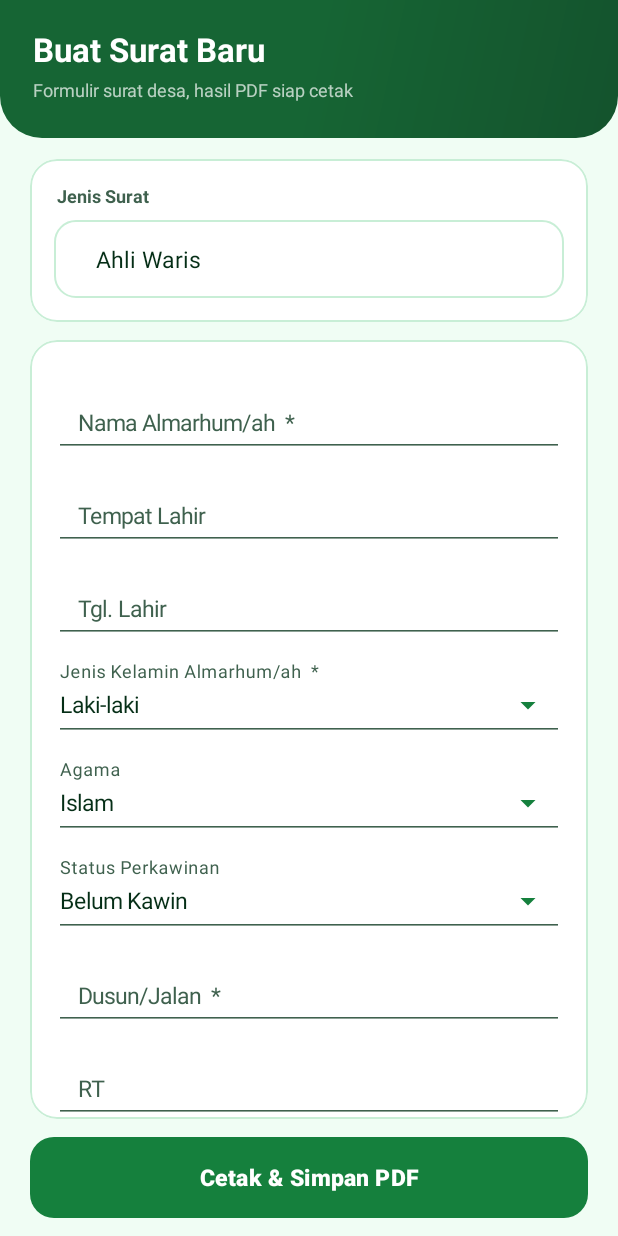
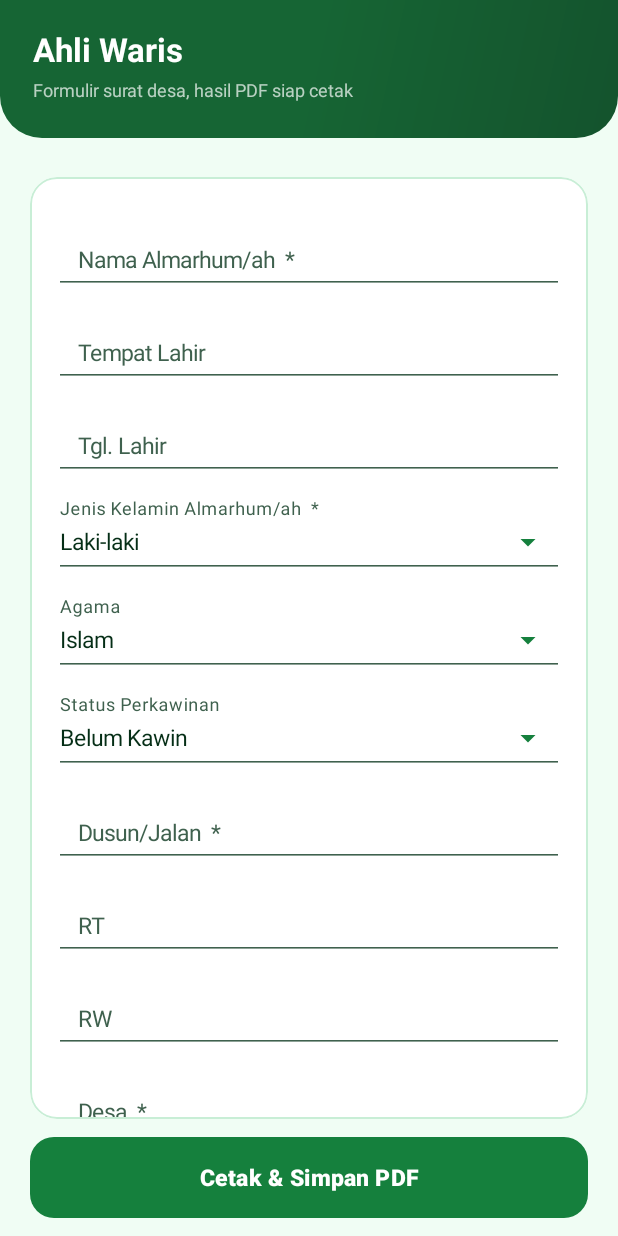
Before and after one commit to inomixstudio/SuDesApp, an Android app: the BuatSuratActivity screen opened directly, with no data from a screen before it, after a tap on an icon or button, on a phone screen of 412 x 824 dp. Run offline under Robolectric (Android 15) with nearby library versions, the phone set to English and light mode, and no system bars; Roboto replaces fonts that are not available here; 1 other tap on this screen came first.

Commit message:
feat(android): tawarkan jenis surat lewat kartu, bukan dropdown
Jenis surat dipilih dari daftar kartu yang bisa digulir dengan gaya kartu yang sama seperti menu utama, lalu formulir langsung terbuka; spinner dihilangkan karena daftar jenis yang panjang membebani halaman, tombol kembali di formulir mengembalikan ke daftar kartu untuk mengganti jenis, dan mode Edit dari Register tetap langsung menuju isian dengan jenis terkunci.

```diff
--- a/android/app/src/main/java/dev/sumberjaya/sudes/android/BuatSuratActivity.kt
+++ b/android/app/src/main/java/dev/sumberjaya/sudes/android/BuatSuratActivity.kt
@@ -8,10 +8,11 @@ import android.view.ViewGroup
 import android.widget.ArrayAdapter
 import android.widget.Button
 import android.widget.EditText
+import android.widget.ImageView
 import android.widget.LinearLayout
-import android.widget.Spinner
 import android.widget.TextView
 import android.widget.Toast
+import androidx.activity.OnBackPressedCallback
 import androidx.appcompat.app.AppCompatActivity
 import androidx.core.content.ContextCompat
 import androidx.lifecycle.lifecycleScope
@@ -45,13 +46,18 @@ class BuatSuratActivity : AppCompatActivity() {
     /** Satu baris pada bidang type="list" beserta field penyusunnya. */
     private data class BarisDaftar(val wadah: View, val bidang: Map<String, View>)
 
-    private lateinit var spinnerJenis: Spinner
+    private lateinit var judulHalaman: TextView
+    private lateinit var wadahPilih: View
+    private lateinit var wadahKartuJenis: LinearLayout
+    private lateinit var kartuForm: MaterialCardView
+    private lateinit var tombolKirim: Button
     private lateinit var wadahForm: LinearLayout
     private lateinit var progres: View
 
     private var daftar: List<SkemaJenis> = emptyList()
     private var terpilih: SkemaJenis? = null
     private var modeEdit = false
+    private var ntcrGrup = false
 
     override fun onCreate(savedInstanceState: Bundle?) {
         super.onCreate(savedInstanceState)
@@ -60,14 +66,14 @@ class BuatSuratActivity : AppCompatActivity() {
         Ui.insetBawah(findViewById(R.id.konten))
 
         val grup = intent.getStringExtra(EXTRA_GROUPS) ?: GROUP_SURAT
-        daftar = if (grup == GROUP_NTCR) SkemaLokal.ntcr(this) else SkemaLokal.suratBiasa(this)
+        ntcrGrup = grup == GROUP_NTCR
+        daftar = if (ntcrGrup) SkemaLokal.ntcr(this) else SkemaLokal.suratBiasa(this)
 
-        title = if (grup == GROUP_NTCR) getString(R.string.label_buat_ntcr) else getString(R.string.label_buat_surat)
-        findViewById<TextView>(R.id.subjudul_halaman).text = getString(
-            if (grup == GROUP_NTCR) R.string.ket_buat_ntcr else R.string.ket_buat_surat
-        )
-
-        spinnerJenis = findViewById(R.id.spinner_jenis)
+        judulHalaman = findViewById(R.id.judul_halaman)
+        wadahPilih = findViewById(R.id.wadah_pilih)
+        wadahKartuJenis = findViewById(R.id.wadah_kartu_jenis)
+        kartuForm = findViewById(R.id.kartu_form)
+        tombolKirim = findViewById(R.id.btn_kirim)
         wadahForm = findViewById(R.id.wadah_form)
         progres = findViewById(R.id.progres)
 
@@ -84,7 +90,6 @@ class BuatSuratActivity : AppCompatActivity() {
                 finish()
                 return
             }
-            title = getString(R.string.edit_surat_judul, daftar.first().label)
         }
         if (daftar.isEmpty()) {
             Toast.makeText(this, R.string.register_kosong, Toast.LENGTH_LONG).show()
@@ -92,49 +97,85 @@ class BuatSuratActivity : AppCompatActivity() {
             return
         }
 
-        if (modeEdit) spinnerJenis.isEnabled = false
-
-        spinnerJenis.adapter = object : ArrayAdapter<String>(
-            this,
-            R.layout.item_pilihan,
-            daftar.map { it.idJenis },
-        ) {
-            override fun getView(pos: Int, convert: View?, parent: android.view.ViewGroup): View {
-                val t = super.getView(pos, convert, parent) as TextView
-                t.text = daftar[pos].label
-                return t
-            }
-
-            override fun getDropDownView(pos: Int, convert: View?, parent: android.view.ViewGroup): View {
-                val t = super.getDropDownView(pos, convert, parent) as TextView
-                t.text = daftar[pos].label
-                return t
-            }
-        }.also { it.setDropDownViewResource(R.layout.item_pilihan_dropdown) }
-
-        spinnerJenis.onItemSelectedListener = object : android.widget.AdapterView.OnItemSelectedListener {
-            override fun onItemSelected(p: android.widget.AdapterView<*>?, v: View?, pos: Int, id: Long) {
-                // Mode edit mengunci jenis; membangun ulang menimpa isian
-                // praisi (Spinner mengirim peristiwa pilih lewat antrean pesan).
-                if (modeEdit) return
-                bangunForm(daftar.getOrNull(pos))
-            }
-
-            override fun onNothingSelected(p: android.widget.AdapterView<*>?) = Unit
-        }
-
-        val tombolKirim = findViewById<Button>(R.id.btn_kirim)
         tombolKirim.setOnClickListener {
             // Cegah dobel klik: satu pembuatan = satu PDF + satu antrean.
             tombolKirim.isEnabled = false
             buatPdf { tombolKirim.isEnabled = true }
         }
 
-        bangunForm(daftar.firstOrNull())
+        // Di langkah formulir, tombol kembali dipakai memilih jenis lain.
+        onBackPressedDispatcher.addCallback(this, object : OnBackPressedCallback(true) {
+            override fun handleOnBackPressed() {
+                if (!modeEdit && kartuForm.visibility == View.VISIBLE) {
+                    kembaliKePilihan()
+                } else {
+                    isEnabled = false
+                    onBackPressedDispatcher.onBackPressed()
+                }
+            }
+        })
 
         if (modeEdit) {
+            title = getString(R.string.edit_surat_judul, daftar.first().label)
+            aturKepala(daftar.first().label, daftar.first().ntcr)
+            tampilkanForm(daftar.first())
             intent.getStringExtra(EXTRA_EDIT_FIELDS)?.let { json -> isiDariEdit(json) }
+        } else {
+            val judul = if (ntcrGrup) getString(R.string.label_buat_ntcr)
+            else getString(R.string.label_buat_surat)
+            title = judul
+            aturKepala(judul, ntcrGrup)
+            bangunPilihan()
         }
+    }
+
+    /**
+     * Langkah pertama: semua jenis surat ditawarkan sebagai kartu. Memilih
+     * satu kartu langsung membuka formulirnya, jadi operator tidak perlu
+     * membaca daftar dropdown.
+     */
+    private fun bangunPilihan() {
+        wadahKartuJenis.removeAllViews()
+        for (jenis in daftar) {
+            val kartu = layoutInflater.inflate(R.layout.item_menu, wadahKartuJenis, false)
+                as MaterialCardView
+            kartu.findViewById<ImageView>(R.id.ikon).setImageResource(
+                if (jenis.ntcr) R.drawable.ic_ntcr else R.drawable.ic_surat,
+            )
+            kartu.findViewById<TextView>(R.id.judul).text = jenis.label
+            kartu.findViewById<TextView>(R.id.ket).text = jenis.idJenis
+            kartu.setOnClickListener { tampilkanForm(jenis) }
+            wadahKartuJenis.addView(kartu)
+        }
+    }
+
+    /** Langkah kedua: pilihan disembunyikan, formulir jenis terpilih tampil. */
+    private fun tampilkanForm(jenis: SkemaJenis) {
+        wadahPilih.visibility = View.GONE
+        kartuForm.visibility = View.VISIBLE
+        tombolKirim.visibility = View.VISIBLE
+        title = jenis.label
+        aturKepala(jenis.label, jenis.ntcr)
+        bangunForm(jenis)
+    }
+
+    /** Kembali ke daftar kartu; isian formulir dibuang karena jenis berubah. */
+    private fun kembaliKePilihan() {
+        bangunForm(null)
+        kartuForm.visibility = View.GONE
+        tombolKirim.visibility = View.GONE
+        wadahPilih.visibility = View.VISIBLE
+        val judul = if (ntcrGrup) getString(R.string.label_buat_ntcr)
+        else getString(R.string.label_buat_surat)
+        title = judul
+        aturKepala(judul, ntcrGrup)
+    }
+
+    /** Judul halaman mengikuti langkah: kelompok saat memilih, jenis saat mengisi. */
+    private fun aturKepala(judul: String, ntcr: Boolean) {
+        judulHalaman.text = judul
+        findViewById<TextView>(R.id.subjudul_halaman).text =
+            getString(if (ntcr) R.string.ket_buat_ntcr else R.string.ket_buat_surat)
     }
 
     /**
--- a/android/app/src/main/res/layout/activity_buat_surat.xml
+++ b/android/app/src/main/res/layout/activity_buat_surat.xml
@@ -46,41 +46,47 @@
         android:paddingEnd="20dp"
         android:paddingBottom="12dp">
 
-        <com.google.android.material.card.MaterialCardView
-            style="@style/KartuStatis">
-
+        <!-- Langkah 1: semua jenis surat ditawarkan sebagai kartu. -->
         <LinearLayout
+            android:id="@+id/wadah_pilih"
             android:layout_width="match_parent"
-                android:layout_height="wrap_content"
-                android:orientation="vertical"
-                android:padding="16dp">
+            android:layout_height="0dp"
+            android:layout_weight="1"
+            android:orientation="vertical">
 
             <TextView
                 android:layout_width="match_parent"
                 android:layout_height="wrap_content"
                 android:layout_marginStart="2dp"
-                    android:layout_marginBottom="8dp"
-                    android:text="@string/label_jenis_surat"
+                android:layout_marginBottom="10dp"
+                android:text="@string/pilih_jenis"
                 android:textColor="@color/teks_redup"
                 android:textSize="12sp"
                 android:textStyle="bold" />
 
-                <Spinner
-                    android:id="@+id/spinner_jenis"
+            <ScrollView
+                android:layout_width="match_parent"
+                android:layout_height="0dp"
+                android:layout_weight="1"
+                android:fillViewport="true"
+                android:scrollbars="none">
+
+                <LinearLayout
+                    android:id="@+id/wadah_kartu_jenis"
                     android:layout_width="match_parent"
                     android:layout_height="wrap_content"
-                    android:background="@drawable/bg_input"
-                    android:minHeight="52dp"
-                    android:paddingStart="14dp"
-                    android:paddingEnd="14dp" />
+                    android:orientation="vertical" />
+            </ScrollView>
         </LinearLayout>
-        </com.google.android.material.card.MaterialCardView>
 
+        <!-- Langkah 2: formulir milik jenis yang dipilih. -->
         <com.google.android.material.card.MaterialCardView
+            android:id="@+id/kartu_form"
             style="@style/KartuStatis"
             android:layout_height="0dp"
             android:layout_marginTop="12dp"
-            android:layout_weight="1">
+            android:layout_weight="1"
+            android:visibility="gone">
 
             <ScrollView
                 android:layout_width="match_parent"
@@ -101,7 +107,8 @@
             android:id="@+id/btn_kirim"
             style="@style/TombolUtama"
             android:layout_marginTop="12dp"
-            android:text="@string/kirim_ke_antrean" />
+            android:text="@string/kirim_ke_antrean"
+            android:visibility="gone" />
 
         <ProgressBar
             android:id="@+id/progres"
```
Lines whose indentation alone changed are shown as unchanged.
